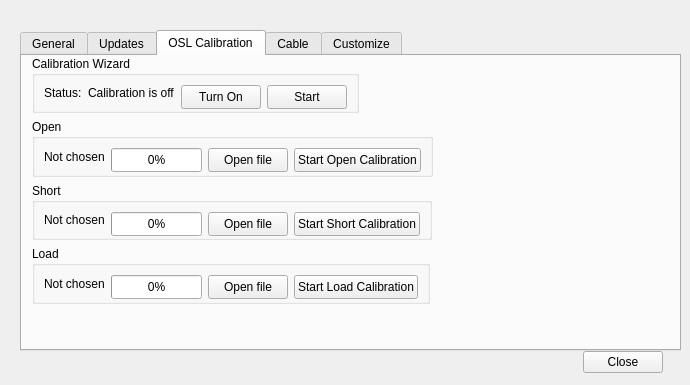
rigexpert/AntScope2, file settings.ui: the form before one commit.
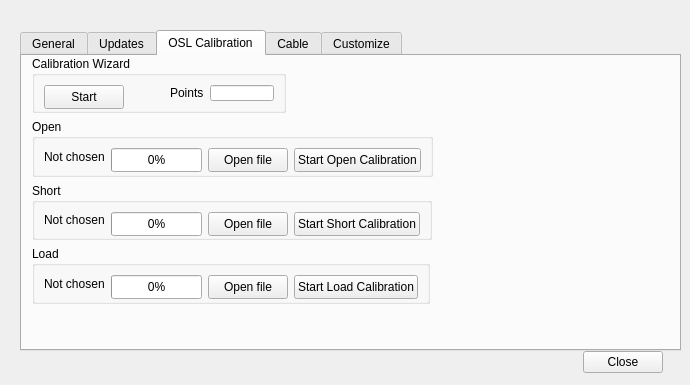
The form after the commit. The open tabs and pages were chosen to show the change.

Patch:
```diff
--- a/settings.ui
+++ b/settings.ui
@@ -510,7 +510,7 @@
       <rect>
        <x>10</x>
        <y>0</y>
-       <width>404</width>
+       <width>464</width>
        <height>248</height>
       </rect>
      </property>
@@ -521,33 +521,6 @@
          <string>Calibration Wizard</string>
         </property>
         <layout class="QHBoxLayout" name="horizontalLayout_18">
-         <item>
-          <widget class="QLabel" name="label_3">
-           <property name="text">
-            <string>Status:</string>
-           </property>
-          </widget>
-         </item>
-         <item>
-          <widget class="QLabel" name="labelWizardStatus">
-           <property name="text">
-            <string>Calibration is off</string>
-           </property>
-          </widget>
-         </item>
-         <item>
-          <widget class="QPushButton" name="turnOnOffBtn">
-           <property name="minimumSize">
-            <size>
-             <width>0</width>
-             <height>24</height>
-            </size>
-           </property>
-           <property name="text">
-            <string>Turn On</string>
-           </property>
-          </widget>
-         </item>
          <item>
           <widget class="QPushButton" name="calibWizard">
            <property name="minimumSize">
@@ -561,6 +534,45 @@
            </property>
           </widget>
          </item>
+         <item>
+          <spacer name="horizontalSpacer_6">
+           <property name="orientation">
+            <enum>Qt::Horizontal</enum>
+           </property>
+           <property name="sizeHint" stdset="0">
+            <size>
+             <width>40</width>
+             <height>20</height>
+            </size>
+           </property>
+          </spacer>
+         </item>
+         <item>
+          <widget class="QLabel" name="label_3">
+           <property name="text">
+            <string>Points</string>
+           </property>
+          </widget>
+         </item>
+         <item>
+          <widget class="QLineEdit" name="lineEditPoints">
+           <property name="minimumSize">
+            <size>
+             <width>64</width>
+             <height>0</height>
+            </size>
+           </property>
+           <property name="maximumSize">
+            <size>
+             <width>64</width>
+             <height>16777215</height>
+            </size>
+           </property>
+           <property name="alignment">
+            <set>Qt::AlignRight|Qt::AlignTrailing|Qt::AlignVCenter</set>
+           </property>
+          </widget>
+         </item>
         </layout>
        </widget>
       </item>
```
Left out of the diff: 2 changed lines with no effect on the pictures.
